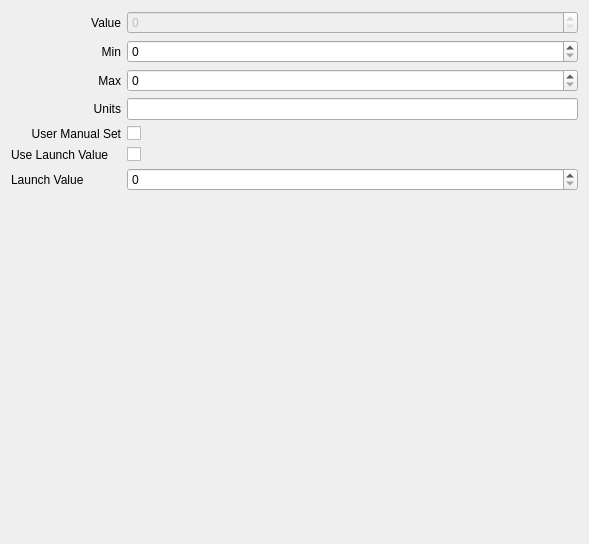
Above: opentoolcontroller/views/IntVarEditor.ui from OpenToolController/opentoolcontroller before the change. Below: the same form after it.
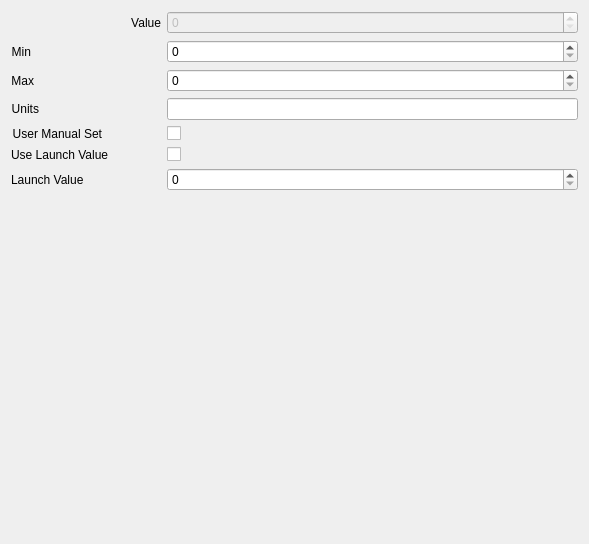
That is the form after the change.

Patch:
```diff
--- a/opentoolcontroller/views/IntVarEditor.ui
+++ b/opentoolcontroller/views/IntVarEditor.ui
@@ -16,11 +16,17 @@
   <layout class="QVBoxLayout" name="verticalLayout">
    <item>
     <layout class="QFormLayout" name="formLayout">
+     <property name="fieldGrowthPolicy">
+      <enum>QFormLayout::AllNonFixedFieldsGrow</enum>
+     </property>
+     <property name="formAlignment">
+      <set>Qt::AlignLeading|Qt::AlignLeft|Qt::AlignTop</set>
+     </property>
      <item row="0" column="0">
       <widget class="QLabel" name="label_2">
        <property name="minimumSize">
         <size>
-         <width>110</width>
+         <width>150</width>
          <height>0</height>
         </size>
        </property>
@@ -37,6 +43,12 @@
        <property name="enabled">
         <bool>false</bool>
        </property>
+       <property name="sizePolicy">
+        <sizepolicy hsizetype="Preferred" vsizetype="Fixed">
+         <horstretch>0</horstretch>
+         <verstretch>0</verstretch>
+        </sizepolicy>
+       </property>
        <property name="minimumSize">
         <size>
          <width>50</width>
@@ -49,7 +61,7 @@
       <widget class="QLabel" name="label_6">
        <property name="minimumSize">
         <size>
-         <width>110</width>
+         <width>0</width>
          <height>0</height>
         </size>
        </property>
@@ -63,9 +75,15 @@
      </item>
      <item row="1" column="1">
       <widget class="QSpinBox" name="ui_min">
+       <property name="sizePolicy">
+        <sizepolicy hsizetype="Minimum" vsizetype="Fixed">
+         <horstretch>0</horstretch>
+         <verstretch>0</verstretch>
+        </sizepolicy>
+       </property>
        <property name="minimumSize">
         <size>
-         <width>50</width>
+         <width>0</width>
          <height>0</height>
         </size>
        </property>
@@ -75,7 +93,7 @@
       <widget class="QLabel" name="label_3">
        <property name="minimumSize">
         <size>
-         <width>110</width>
+         <width>0</width>
          <height>0</height>
         </size>
        </property>
@@ -89,6 +107,12 @@
      </item>
      <item row="2" column="1">
       <widget class="QSpinBox" name="ui_max">
+       <property name="sizePolicy">
+        <sizepolicy hsizetype="Minimum" vsizetype="Preferred">
+         <horstretch>0</horstretch>
+         <verstretch>0</verstretch>
+        </sizepolicy>
+       </property>
        <property name="minimumSize">
         <size>
          <width>50</width>
@@ -101,7 +125,7 @@
       <widget class="QLabel" name="label">
        <property name="minimumSize">
         <size>
-         <width>110</width>
+         <width>0</width>
          <height>0</height>
         </size>
        </property>
@@ -120,7 +144,7 @@
       <widget class="QLabel" name="label_4">
        <property name="minimumSize">
         <size>
-         <width>110</width>
+         <width>0</width>
          <height>0</height>
         </size>
        </property>
@@ -162,6 +186,12 @@
      </item>
      <item row="6" column="1">
       <widget class="QSpinBox" name="ui_launch_value">
+       <property name="sizePolicy">
+        <sizepolicy hsizetype="Minimum" vsizetype="Preferred">
+         <horstretch>0</horstretch>
+         <verstretch>0</verstretch>
+        </sizepolicy>
+       </property>
        <property name="minimumSize">
         <size>
          <width>50</width>
```
